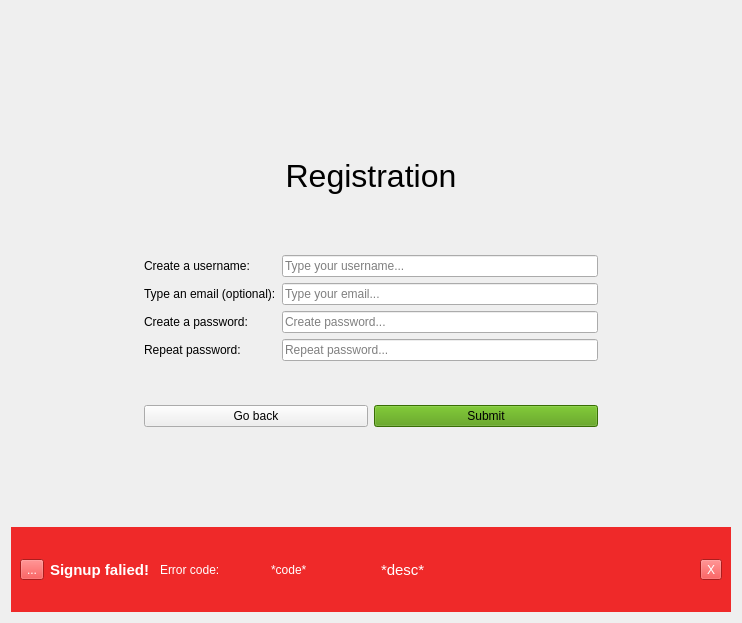
Before: the Qt Designer form src/Client/View/SignupPage/SignupPage.ui in iodream/Spend-Note, drawn with Qt 5.
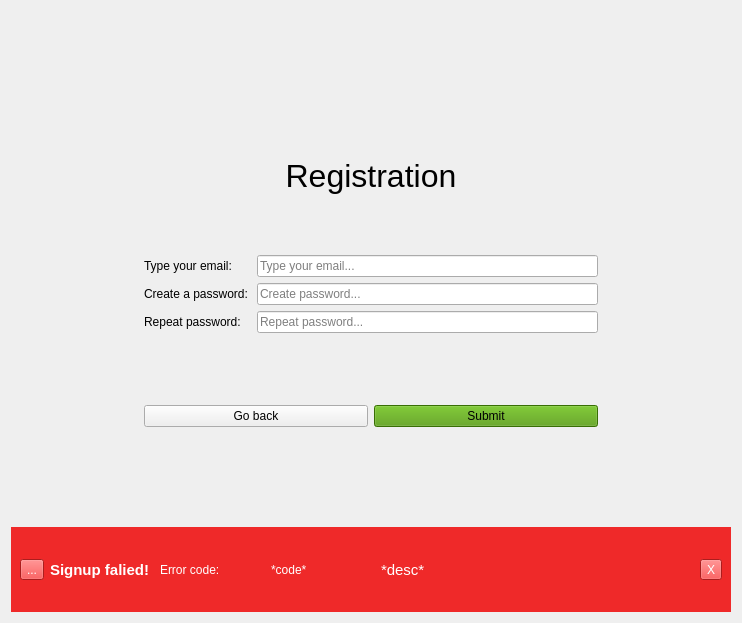
After: the same form once the commit is applied. Icons and pictures are not drawn.

Diff of the .ui file:
```diff
--- a/src/Client/View/SignupPage/SignupPage.ui
+++ b/src/Client/View/SignupPage/SignupPage.ui
@@ -200,7 +200,7 @@
         <item row="0" column="0">
          <widget class="QLabel" name="usernameLabel">
           <property name="text">
-           <string>Create a username:</string>
+           <string>Type your email:</string>
           </property>
          </widget>
         </item>
@@ -210,18 +210,18 @@
            <string/>
           </property>
           <property name="placeholderText">
-           <string>Type your username...</string>
+           <string>Type your email...</string>
           </property>
          </widget>
         </item>
-        <item row="2" column="0">
+        <item row="1" column="0">
          <widget class="QLabel" name="passwordCreateLabel">
           <property name="text">
            <string>Create a password:</string>
           </property>
          </widget>
         </item>
-        <item row="2" column="1">
+        <item row="1" column="1">
          <widget class="QLineEdit" name="passwordCreateLineEdit">
           <property name="echoMode">
            <enum>QLineEdit::Password</enum>
@@ -231,7 +231,7 @@
           </property>
          </widget>
         </item>
-        <item row="3" column="0">
+        <item row="2" column="0">
          <widget class="QLabel" name="passwordRepeatLabel">
           <property name="minimumSize">
            <size>
@@ -247,7 +247,7 @@
           </property>
          </widget>
         </item>
-        <item row="3" column="1">
+        <item row="2" column="1">
          <widget class="QLineEdit" name="passwordRepeatLineEdit">
           <property name="echoMode">
            <enum>QLineEdit::Password</enum>
@@ -257,20 +257,6 @@
           </property>
          </widget>
         </item>
-        <item row="1" column="0">
-         <widget class="QLabel" name="emailLabel">
-          <property name="text">
-           <string>Type an email (optional):</string>
-          </property>
-         </widget>
-        </item>
-        <item row="1" column="1">
-         <widget class="QLineEdit" name="emailLineEdit">
-          <property name="placeholderText">
-           <string>Type your email...</string>
-          </property>
-         </widget>
-        </item>
        </layout>
       </item>
       <item>
```
